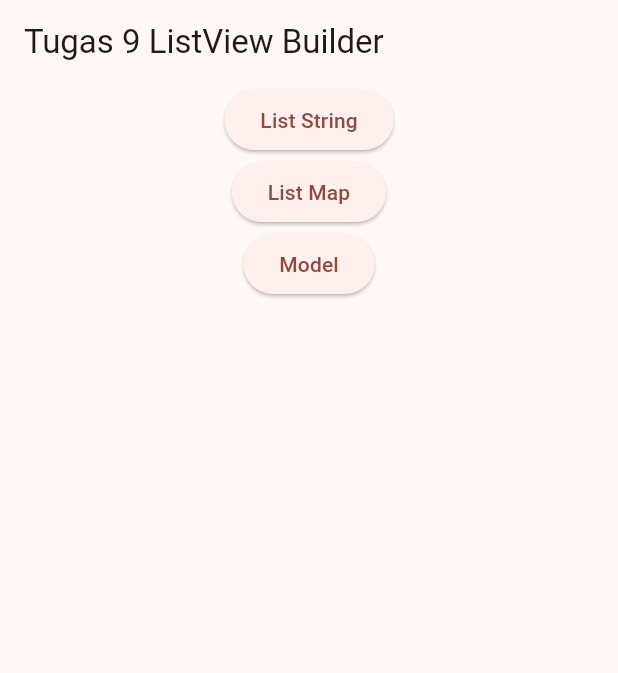
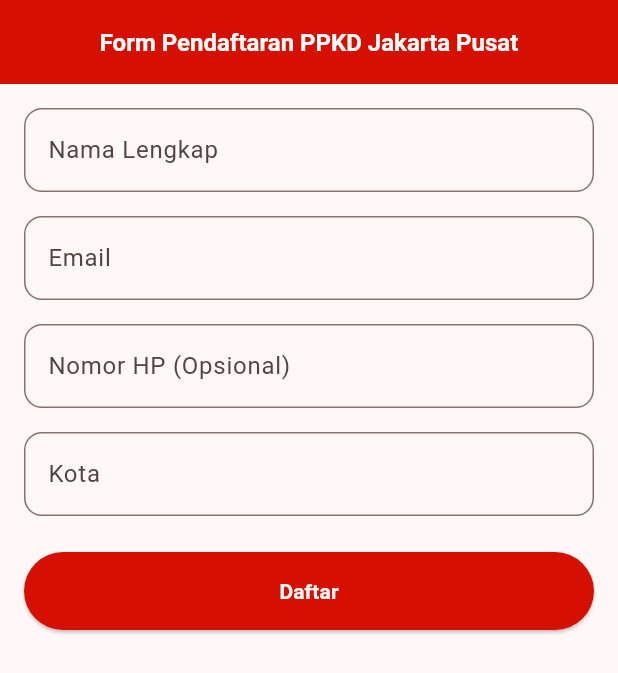
Before and after one commit to ErikKlaus/training_flutter, a Flutter app: the screen it shows after launch, on a phone screen of 412 x 824 dp. Shown: the top 673 px of the screen. Run offline on Flutter 3.47's test engine with Material 3 defaults, Android fonts, the phone set to English and light mode, and no system bars; missing offline and left inert: nik_parser_flutter.

Commit message:
Tugas 10 Flutter

```diff
--- a/lib/main.dart
+++ b/lib/main.dart
@@ -2,6 +2,7 @@ import 'package:flutter/material.dart';
 import 'package:training_flutter/day_5/scaffold.dart';
 import 'package:training_flutter/day_8/day_8.dart';
 import 'package:training_flutter/tugas_1/tugas1.dart';
+import 'package:training_flutter/tugas_10/tugas10.dart';
 import 'package:training_flutter/tugas_2/tugas2.dart';
 import 'package:training_flutter/tugas_3/tugas3.dart';
 import 'package:training_flutter/tugas_4/tugas4.dart';
@@ -45,7 +46,7 @@ class MyApp extends StatelessWidget {
           seedColor: const Color.fromARGB(255, 179, 16, 16),
         ),
       ),
-      home: Tugas9(),
+      home: Tugas10(),
     );
   }
 }
--- /dev/null
+++ b/lib/tugas_10/tugas10.dart
@@ -0,0 +1,224 @@
+import 'package:flutter/material.dart';
+
+void main() {
+  runApp(const MyApp());
+}
+
+class MyApp extends StatelessWidget {
+  const MyApp({super.key});
+
+  @override
+  Widget build(BuildContext context) {
+    return MaterialApp(
+      debugShowCheckedModeBanner: false,
+      theme: ThemeData(
+        primaryColor: const Color(0xFFD61000),
+        colorScheme: ColorScheme.fromSeed(
+          seedColor: const Color(0xFFD61000),
+          primary: const Color(0xFFD61000),
+        ),
+        textTheme: const TextTheme(bodyMedium: TextStyle(color: Colors.white)),
+        inputDecorationTheme: const InputDecorationTheme(
+          labelStyle: TextStyle(color: Colors.white),
+          enabledBorder: OutlineInputBorder(
+            borderSide: BorderSide(color: Colors.white),
+          ),
+          focusedBorder: OutlineInputBorder(
+            borderSide: BorderSide(color: Color(0xFFD61000)),
+          ),
+        ),
+      ),
+      home: const Tugas10(),
+    );
+  }
+}
+
+class Tugas10 extends StatefulWidget {
+  const Tugas10({super.key});
+
+  @override
+  State<Tugas10> createState() => _Tugas10State();
+}
+
+class _Tugas10State extends State<Tugas10> {
+  final _formKey = GlobalKey<FormState>();
+  final TextEditingController namaController = TextEditingController();
+  final TextEditingController emailController = TextEditingController();
+  final TextEditingController hpController = TextEditingController();
+  final TextEditingController kotaController = TextEditingController();
+
+  void submit() {
+    if (_formKey.currentState!.validate()) {
+      showDialog(
+        context: context,
+        builder: (context) {
+          return AlertDialog(
+            title: const Text(
+              "Ringkasan Data",
+              style: TextStyle(color: Colors.black),
+            ),
+            content: Text(
+              "Nama: ${namaController.text}\n"
+              "Email: ${emailController.text}\n"
+              "No HP: ${hpController.text}\n"
+              "Kota: ${kotaController.text}",
+              style: const TextStyle(color: Colors.black),
+            ),
+            actions: [
+              TextButton(
+                onPressed: () {
+                  Navigator.pop(context);
+                  Navigator.push(
+                    context,
+                    MaterialPageRoute(
+                      builder: (context) => ConfirmationPage(
+                        nama: namaController.text,
+                        kota: kotaController.text,
+                      ),
+                    ),
+                  );
+                },
+                child: const Text(
+                  "Lanjut",
+                  style: TextStyle(color: Color(0xFFD61000)),
+                ),
+              ),
+            ],
+          );
+        },
+      );
+    }
+  }
+
+  @override
+  Widget build(BuildContext context) {
+    return Scaffold(
+      appBar: AppBar(
+        backgroundColor: const Color(0xFFD61000),
+        title: Center(
+          child: const Text(
+            "Form Pendaftaran PPKD Jakarta Pusat",
+            style: TextStyle(
+              color: Colors.white,
+              fontWeight: FontWeight.bold,
+              fontSize: 16,
+            ),
+          ),
+        ),
+      ),
+      body: Padding(
+        padding: const EdgeInsets.all(16),
+        child: Form(
+          key: _formKey,
+          child: Column(
+            children: [
+              TextFormField(
+                controller: namaController,
+                decoration: const InputDecoration(
+                  labelText: "Nama Lengkap",
+                  border: OutlineInputBorder(
+                    borderRadius: BorderRadius.all(Radius.circular(12)),
+                  ),
+                ),
+                validator: (value) {
+                  if (value == null || value.isEmpty) {
+                    return "Nama wajib diisi";
+                  }
+                  return null;
+                },
+              ),
+              const SizedBox(height: 16),
+              TextFormField(
+                controller: emailController,
+                decoration: const InputDecoration(
+                  labelText: "Email",
+                  border: OutlineInputBorder(
+                    borderRadius: BorderRadius.all(Radius.circular(12)),
+                  ),
+                ),
+                validator: (nilai) {
+                  if (nilai == null || nilai.isEmpty) {
+                    return "Email wajib diisi";
+                  }
+                  if (!nilai.contains("@")) {
+                    return "Email harus mengandung @";
+                  }
+                  return null;
+                },
+              ),
+              const SizedBox(height: 16),
+              TextFormField(
+                controller: hpController,
+                decoration: const InputDecoration(
+                  labelText: "Nomor HP (Opsional)",
+                  border: OutlineInputBorder(
+                    borderRadius: BorderRadius.all(Radius.circular(12)),
+                  ),
+                ),
+              ),
+              const SizedBox(height: 16),
+              TextFormField(
+                controller: kotaController,
+                decoration: const InputDecoration(
+                  labelText: "Kota",
+                  border: OutlineInputBorder(
+                    borderRadius: BorderRadius.all(Radius.circular(12)),
+                  ),
+                ),
+                validator: (value) {
+                  if (value == null || value.isEmpty) {
+                    return "Kota wajib diisi";
+                  }
+                  return null;
+                },
+              ),
+              const SizedBox(height: 24),
+              SizedBox(
+                width: double.infinity,
+                child: ElevatedButton(
+                  style: ElevatedButton.styleFrom(
+                    backgroundColor: const Color(0xFFD61000),
+                    minimumSize: const Size(0, 52),
+                  ),
+                  onPressed: submit,
+                  child: const Text(
+                    "Daftar",
+                    style: TextStyle(
+                      color: Colors.white,
+                      fontWeight: FontWeight.bold,
+                    ),
+                  ),
+                ),
+              ),
+            ],
+          ),
+        ),
+      ),
+    );
+  }
+}
+
+class ConfirmationPage extends StatelessWidget {
+  final String nama;
+  final String kota;
+
+  const ConfirmationPage({super.key, required this.nama, required this.kota});
+
+  @override
+  Widget build(BuildContext context) {
+    return Scaffold(
+      appBar: AppBar(
+        iconTheme: const IconThemeData(color: Colors.white),
+        backgroundColor: const Color(0xFFD61000),
+        title: const Text("Konfirmasi", style: TextStyle(color: Colors.white)),
+      ),
+      body: Center(
+        child: Text(
+          "Terima kasih, $nama dari $kota\n telah mendaftar.",
+          style: const TextStyle(fontSize: 18, color: Colors.black),
+          textAlign: TextAlign.center,
+        ),
+      ),
+    );
+  }
+}
```
